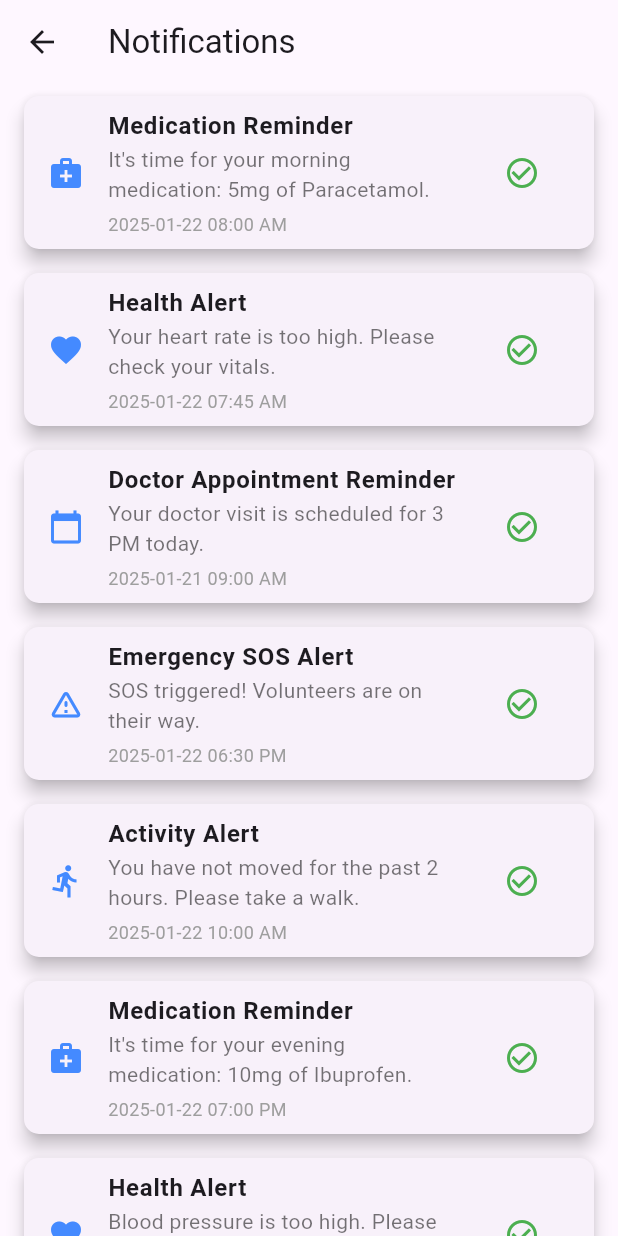
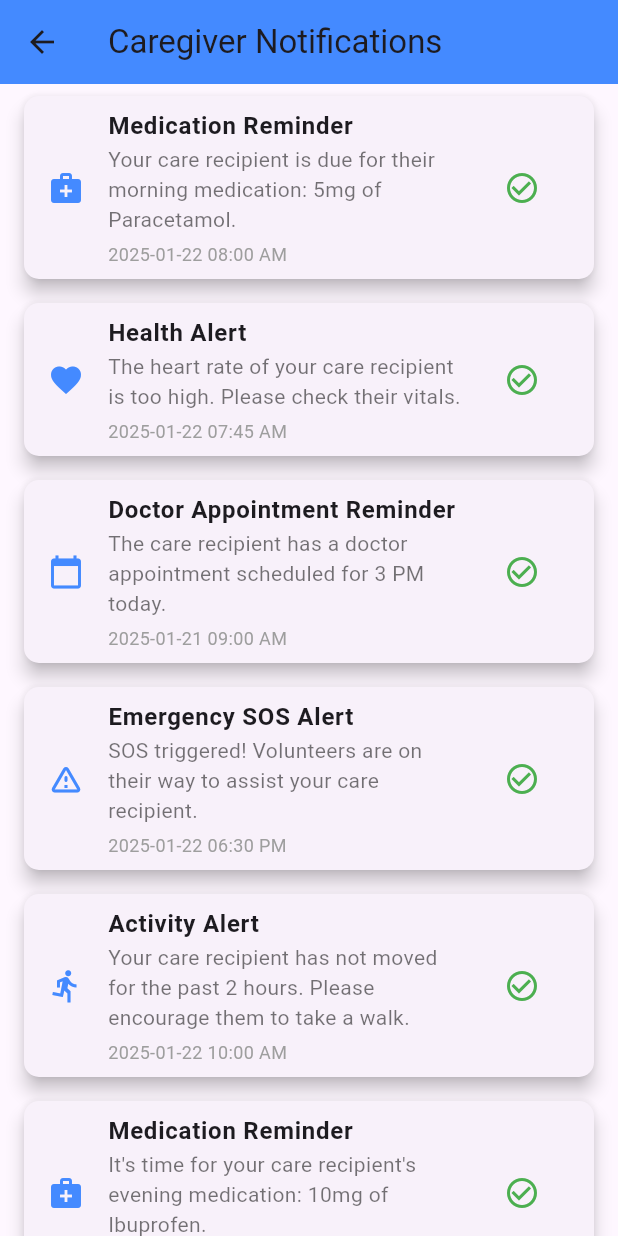
Before and after one commit to kartikkumarofficial/ElderCare, a Flutter app: the NotificationScreen screen opened directly, on a phone screen of 412 x 824 dp. Run offline on Flutter 3.47's test engine with Material 3 defaults, Android fonts, the phone set to English and light mode, and no system bars.

Commit message:
notifications

```diff
--- a/lib/Screens/NotificationsScreens.dart
+++ b/lib/Screens/NotificationsScreens.dart
@@ -5,71 +5,71 @@
 
   @override
   Widget build(BuildContext context) {
-    // List of notifications with details such as title, message, timestamp, and category
+    // List of notifications for the caregiver, such as health updates, emergency alerts, and reminders for the care seeker
     final List<Map<String, String>> notifications = [
       {
         'title': 'Medication Reminder',
-        'message': 'It\'s time for your morning medication: 5mg of Paracetamol.',
+        'message': 'Your care recipient is due for their morning medication: 5mg of Paracetamol.',
         'timestamp': '2025-01-22 08:00 AM',
         'category': 'Medication',
       },
       {
         'title': 'Health Alert',
-        'message': 'Your heart rate is too high. Please check your vitals.',
+        'message': 'The heart rate of your care recipient is too high. Please check their vitals.',
         'timestamp': '2025-01-22 07:45 AM',
         'category': 'Health Monitoring',
       },
       {
         'title': 'Doctor Appointment Reminder',
-        'message': 'Your doctor visit is scheduled for 3 PM today.',
+        'message': 'The care recipient has a doctor appointment scheduled for 3 PM today.',
         'timestamp': '2025-01-21 09:00 AM',
         'category': 'Appointment',
       },
       {
         'title': 'Emergency SOS Alert',
-        'message': 'SOS triggered! Volunteers are on their way.',
+        'message': 'SOS triggered! Volunteers are on their way to assist your care recipient.',
         'timestamp': '2025-01-22 06:30 PM',
         'category': 'Emergency',
       },
       {
         'title': 'Activity Alert',
-        'message': 'You have not moved for the past 2 hours. Please take a walk.',
+        'message': 'Your care recipient has not moved for the past 2 hours. Please encourage them to take a walk.',
         'timestamp': '2025-01-22 10:00 AM',
         'category': 'Activity Monitoring',
       },
       {
         'title': 'Medication Reminder',
-        'message': 'It\'s time for your evening medication: 10mg of Ibuprofen.',
+        'message': 'It\'s time for your care recipient\'s evening medication: 10mg of Ibuprofen.',
         'timestamp': '2025-01-22 07:00 PM',
         'category': 'Medication',
       },
       {
         'title': 'Health Alert',
-        'message': 'Blood pressure is too high. Please consult your doctor.',
+        'message': 'Blood pressure of your care recipient is too high. Please consult their doctor immediately.',
         'timestamp': '2025-01-21 05:30 PM',
         'category': 'Health Monitoring',
       },
       {
         'title': 'Activity Alert',
-        'message': 'Goal achieved! You walked 10,000 steps today.',
+        'message': 'Great news! Your care recipient has achieved their daily step goal of 10,000 steps.',
         'timestamp': '2025-01-21 08:00 PM',
         'category': 'Activity Monitoring',
       },
       {
         'title': 'Emergency SOS Alert',
-        'message': 'SOS triggered! Assistance is on the way.',
+        'message': 'SOS triggered! Assistance is on the way for your care recipient.',
         'timestamp': '2025-01-22 12:15 PM',
         'category': 'Emergency',
       },
       {
         'title': 'Appointment Reminder',
-        'message': 'Your dental check-up appointment is tomorrow at 2 PM.',
+        'message': 'Your care recipient has a dental check-up appointment tomorrow at 2 PM.',
         'timestamp': '2025-01-22 09:00 AM',
         'category': 'Appointment',
       },
       {
         'title': 'Medication Reminder',
-        'message': 'Don\'t forget your 2pm medication: 20mg of Amoxicillin.',
+        'message': 'Reminder: Your care recipient has their 2 PM medication: 20mg of Amoxicillin.',
         'timestamp': '2025-01-22 02:00 PM',
         'category': 'Medication',
       },
@@ -95,8 +95,8 @@
 
     return Scaffold(
       appBar: AppBar(
-        title: Text('Notifications'),
-        // backgroundColor: Colors.blueAccent,
+        title: Text('Caregiver Notifications'),
+        backgroundColor: Colors.blueAccent,
       ),
       body: ListView.builder(
         itemCount: notifications.length,
```
